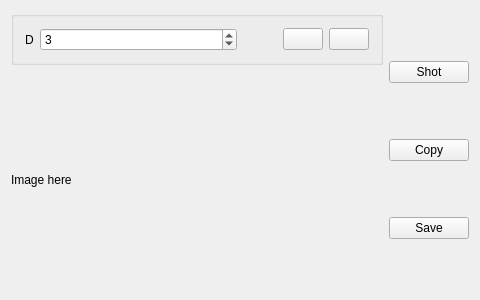
SunRunAway/AprilShot, file mainwidget.ui: the form before one commit.
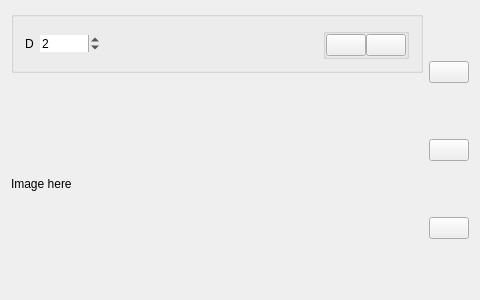
The form after the commit. Icons and pictures are not drawn.

Patch:
```diff
--- a/mainwidget.ui
+++ b/mainwidget.ui
@@ -49,6 +49,9 @@
         <string/>
        </property>
        <layout class="QHBoxLayout" name="horizontalLayout_2">
+        <property name="spacing">
+         <number>6</number>
+        </property>
         <item>
          <widget class="QLabel" name="_label_2">
           <property name="sizePolicy">
@@ -64,11 +67,29 @@
         </item>
         <item>
          <widget class="QSpinBox" name="delayBox">
+          <property name="minimumSize">
+           <size>
+            <width>60</width>
+            <height>0</height>
+           </size>
+          </property>
+          <property name="wrapping">
+           <bool>false</bool>
+          </property>
+          <property name="frame">
+           <bool>false</bool>
+          </property>
+          <property name="buttonSymbols">
+           <enum>QAbstractSpinBox::UpDownArrows</enum>
+          </property>
+          <property name="minimum">
+           <number>0</number>
+          </property>
           <property name="maximum">
            <number>60</number>
           </property>
           <property name="value">
-           <number>3</number>
+           <number>2</number>
           </property>
          </widget>
         </item>
@@ -78,20 +99,32 @@
            <enum>Qt::Horizontal</enum>
           </property>
           <property name="sizeType">
-           <enum>QSizePolicy::Preferred</enum>
+           <enum>QSizePolicy::MinimumExpanding</enum>
           </property>
           <property name="sizeHint" stdset="0">
            <size>
-            <width>40</width>
+            <width>30</width>
             <height>20</height>
            </size>
           </property>
          </spacer>
         </item>
         <item>
+         <widget class="QGroupBox" name="groupBox">
+          <property name="title">
+           <string/>
+          </property>
+          <layout class="QHBoxLayout" name="horizontalLayout_3">
+           <property name="spacing">
+            <number>0</number>
+           </property>
+           <property name="margin">
+            <number>0</number>
+           </property>
+           <item>
          <widget class="QPushButton" name="mode0Button">
           <property name="sizePolicy">
-           <sizepolicy hsizetype="Fixed" vsizetype="Fixed">
+              <sizepolicy hsizetype="Maximum" vsizetype="Maximum">
             <horstretch>0</horstretch>
             <verstretch>0</verstretch>
            </sizepolicy>
@@ -99,12 +132,28 @@
           <property name="text">
            <string/>
           </property>
+             <property name="icon">
+              <iconset resource="icon.qrc">
+               <normaloff>:/icons/images/全屏.png</normaloff>:/icons/images/全屏.png</iconset>
+             </property>
+             <property name="iconSize">
+              <size>
+               <width>20</width>
+               <height>20</height>
+              </size>
+             </property>
+             <property name="checkable">
+              <bool>false</bool>
+             </property>
+             <property name="checked">
+              <bool>false</bool>
+             </property>
          </widget>
         </item>
         <item>
          <widget class="QPushButton" name="mode1Button">
           <property name="sizePolicy">
-           <sizepolicy hsizetype="Fixed" vsizetype="Fixed">
+              <sizepolicy hsizetype="Maximum" vsizetype="Maximum">
             <horstretch>0</horstretch>
             <verstretch>0</verstretch>
            </sizepolicy>
@@ -112,6 +161,19 @@
           <property name="text">
            <string/>
           </property>
+             <property name="icon">
+              <iconset resource="icon.qrc">
+               <normaloff>:/icons/images/矩形.png</normaloff>:/icons/images/矩形.png</iconset>
+             </property>
+             <property name="iconSize">
+              <size>
+               <width>20</width>
+               <height>20</height>
+              </size>
+             </property>
+            </widget>
+           </item>
+          </layout>
          </widget>
         </item>
        </layout>
@@ -125,6 +187,12 @@
          <verstretch>0</verstretch>
         </sizepolicy>
        </property>
+       <property name="frameShape">
+        <enum>QFrame::NoFrame</enum>
+       </property>
+       <property name="frameShadow">
+        <enum>QFrame::Plain</enum>
+       </property>
        <property name="text">
         <string>Image here</string>
        </property>
@@ -140,29 +208,52 @@
      <item>
       <widget class="QPushButton" name="shotButton">
        <property name="sizePolicy">
-        <sizepolicy hsizetype="Preferred" vsizetype="Fixed">
+        <sizepolicy hsizetype="Maximum" vsizetype="Maximum">
          <horstretch>0</horstretch>
          <verstretch>0</verstretch>
         </sizepolicy>
        </property>
        <property name="text">
-        <string>Shot</string>
+        <string/>
+       </property>
+       <property name="icon">
+        <iconset resource="icon.qrc">
+         <normaloff>:/icons/images/截图.png</normaloff>:/icons/images/截图.png</iconset>
+       </property>
+       <property name="iconSize">
+        <size>
+         <width>80</width>
+         <height>80</height>
+        </size>
        </property>
        <property name="shortcut">
         <string>Ctrl+T</string>
        </property>
+       <property name="autoDefault">
+        <bool>false</bool>
+       </property>
       </widget>
      </item>
      <item>
       <widget class="QPushButton" name="copyButton">
        <property name="sizePolicy">
-        <sizepolicy hsizetype="Preferred" vsizetype="Fixed">
+        <sizepolicy hsizetype="Maximum" vsizetype="Maximum">
          <horstretch>0</horstretch>
          <verstretch>0</verstretch>
         </sizepolicy>
        </property>
        <property name="text">
-        <string>Copy</string>
+        <string/>
+       </property>
+       <property name="icon">
+        <iconset resource="icon.qrc">
+         <normaloff>:/icons/images/复制.png</normaloff>:/icons/images/复制.png</iconset>
+       </property>
+       <property name="iconSize">
+        <size>
+         <width>80</width>
+         <height>80</height>
+        </size>
        </property>
        <property name="shortcut">
         <string>Ctrl+C</string>
@@ -175,13 +266,23 @@
         <bool>true</bool>
        </property>
        <property name="sizePolicy">
-        <sizepolicy hsizetype="Preferred" vsizetype="Fixed">
+        <sizepolicy hsizetype="Maximum" vsizetype="Maximum">
          <horstretch>0</horstretch>
          <verstretch>200</verstretch>
         </sizepolicy>
        </property>
        <property name="text">
-        <string>Save</string>
+        <string/>
+       </property>
+       <property name="icon">
+        <iconset resource="icon.qrc">
+         <normaloff>:/icons/images/保存.png</normaloff>:/icons/images/保存.png</iconset>
+       </property>
+       <property name="iconSize">
+        <size>
+         <width>80</width>
+         <height>80</height>
+        </size>
        </property>
        <property name="shortcut">
         <string>Ctrl+S</string>
```
Left out of the diff: 20 changed lines with no effect on the pictures. Lines whose indentation alone changed are shown as unchanged.
